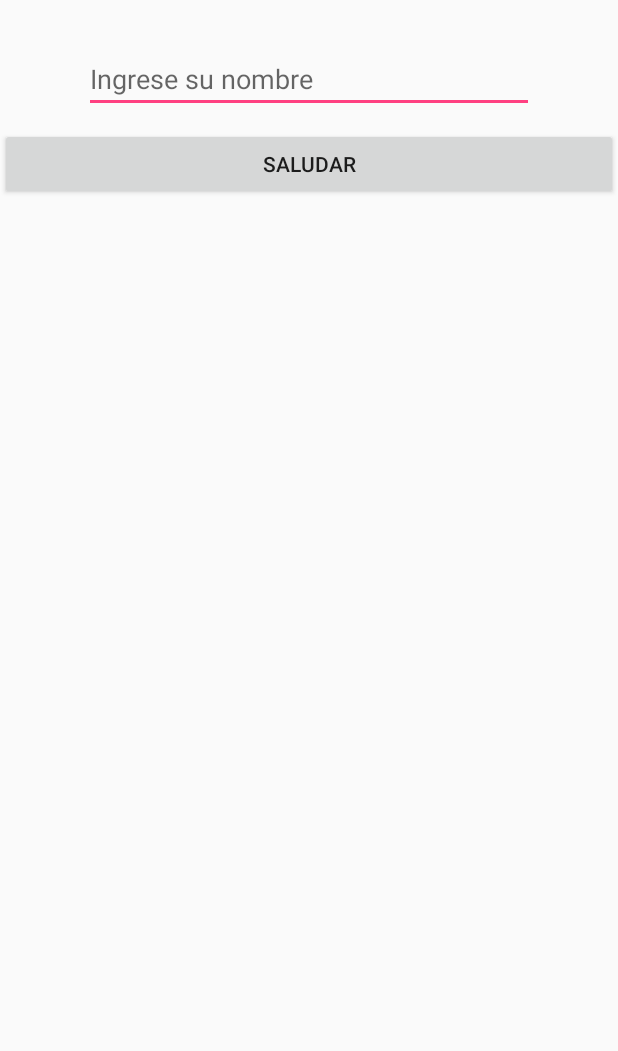
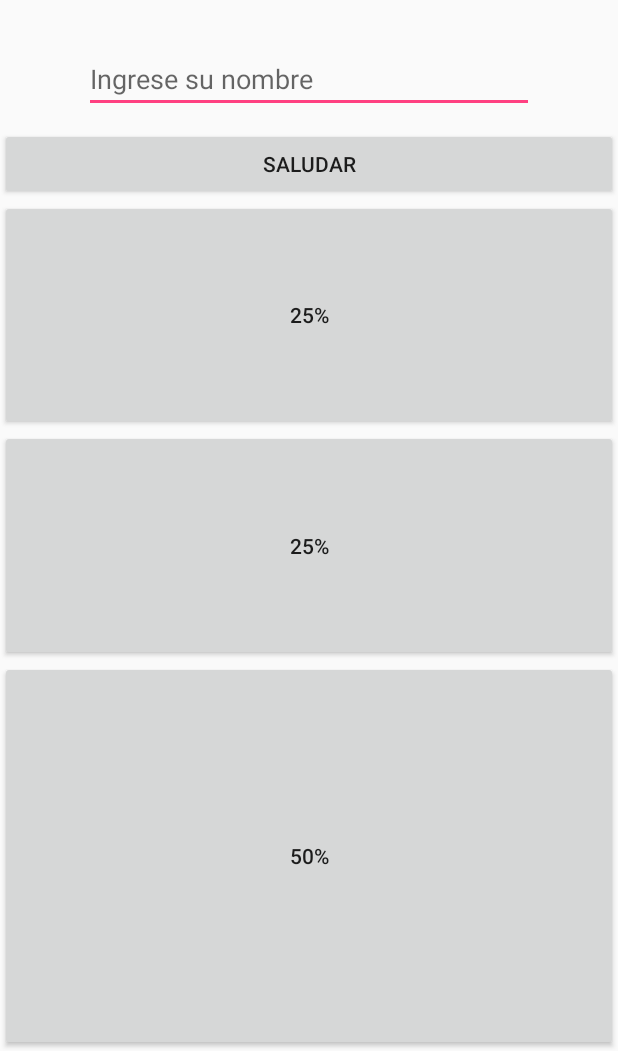
Before and after one commit to dehors/android-SmartGeeks, an Android app: the screen it shows after launch (MainActivity), on a phone screen of 412 x 824 dp, the part 185-1236 px from its top. Run offline under Robolectric (Android 15) with nearby library versions, the phone set to English and light mode, and no system bars.

Commit message:
feat: layout_weight

```diff
--- a/app/src/main/res/layout/activity_main.xml
+++ b/app/src/main/res/layout/activity_main.xml
@@ -27,4 +27,21 @@
         android:layout_height="wrap_content"
         android:text="Saludar"/>
 
+
+    <Button
+        android:layout_width="match_parent"
+        android:layout_height="wrap_content"
+        android:layout_weight="1"
+        android:text="25%"/>
+    <Button
+        android:layout_width="match_parent"
+        android:layout_height="wrap_content"
+        android:layout_weight="1"
+        android:text="25%"/>
+    <Button
+        android:layout_width="match_parent"
+        android:layout_height="wrap_content"
+        android:layout_weight="2"
+        android:text="50%"/>
+
 </LinearLayout>
```
